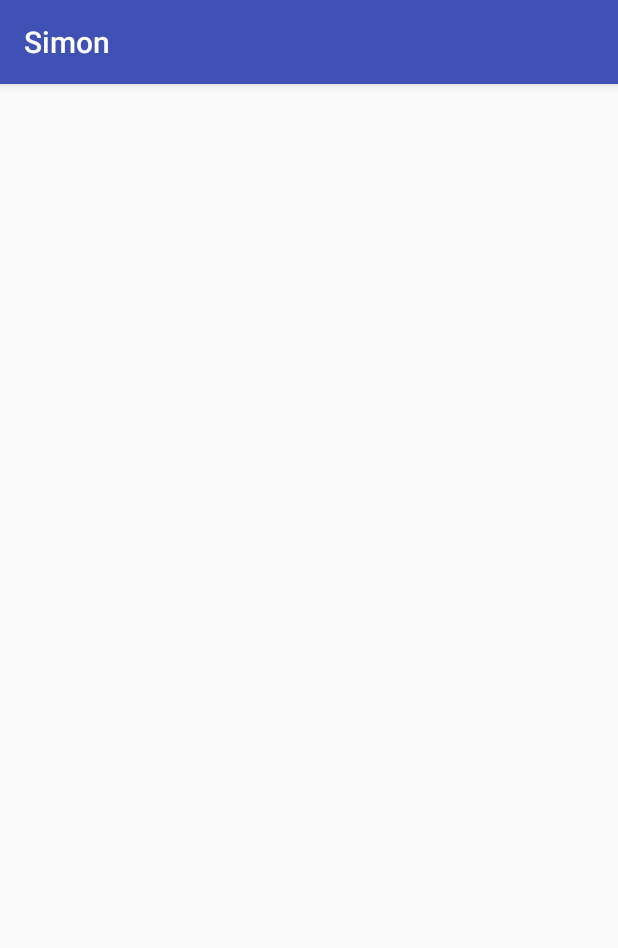
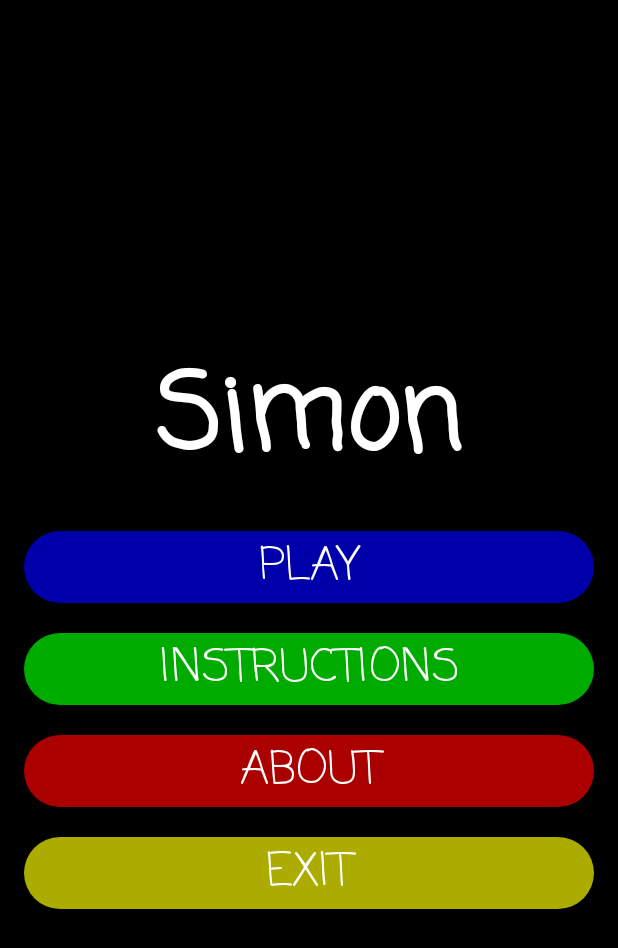
Before and after one commit to casualdragon/Simon, an Android app: the screen it shows after launch (MainActivity), on a phone screen of 412 x 824 dp. Shown: the top 948 px of the screen. Run offline under Robolectric (Android 15) with nearby library versions, the phone set to English and light mode, and no system bars.

Commit message:
Made the main menu screen.

```diff
--- a/app/src/main/java/com/amyhill/simon/MainActivity.java
+++ b/app/src/main/java/com/amyhill/simon/MainActivity.java
@@ -1,7 +1,12 @@
 package com.amyhill.simon;
 
+import android.graphics.Color;
 import android.support.v7.app.AppCompatActivity;
 import android.os.Bundle;
+import android.view.View;
+
+import java.util.ArrayList;
+import java.util.List;
 
 public class MainActivity extends AppCompatActivity {
 
@@ -9,5 +14,41 @@ public class MainActivity extends AppCompatActivity {
     protected void onCreate(Bundle savedInstanceState) {
         super.onCreate(savedInstanceState);
         setContentView(R.layout.activity_main);
+
+        ColorButton play = (ColorButton) findViewById(R.id.play_button);
+        ColorButton ins = (ColorButton) findViewById(R.id.ins_button);
+        ColorButton about = (ColorButton) findViewById(R.id.about_button);
+        ColorButton exit = (ColorButton) findViewById(R.id.exit_button);
+
+        play.setBaseColor(R.drawable.blue_button);
+        ins.setBaseColor(R.drawable.green_button);
+        about.setBaseColor(R.drawable.red_button);
+        exit.setBaseColor(R.drawable.yellow_button);
+
+        play.setFlashColor(R.drawable.blueflash_button);
+        ins.setFlashColor(R.drawable.greenflash_button);
+        about.setFlashColor(R.drawable.redflash_button);
+        exit.setFlashColor(R.drawable.yellowflash_button);
+
+        clickListener listener = new clickListener();
+
+        play.setOnClickListener(listener);
+        ins.setOnClickListener(listener);
+        about.setOnClickListener(listener);
+        exit.setOnClickListener(listener);
     }
+
+    class clickListener implements View.OnClickListener{
+        @Override
+        public void onClick(View v) {
+            int duration = 250;
+            ColorButton button = (ColorButton) v;
+            button.flashButton(duration);
+
+            if(v.getId() == R.id.exit_button){
+                finish();
+            }
+        }
+    }
+
 }
--- /dev/null
+++ b/app/src/main/res/drawable/blue_button.xml
@@ -0,0 +1,7 @@
+<?xml version="1.0" encoding="utf-8"?>
+<shape xmlns:android="http://schemas.android.com/apk/res/android"
+    android:shape="rectangle"
+    android:padding="10dp">
+    <solid android:color="@color/colorBlue"/>
+    <corners android:radius="100dp"/>
+</shape>
--- /dev/null
+++ b/app/src/main/res/drawable/blueflash_button.xml
@@ -0,0 +1,7 @@
+<?xml version="1.0" encoding="utf-8"?>
+<shape xmlns:android="http://schemas.android.com/apk/res/android"
+    android:shape="rectangle"
+    android:padding="10dp">
+    <solid android:color="@color/colorBlueFlash"/>
+    <corners android:radius="100dp"/>
+</shape>
--- /dev/null
+++ b/app/src/main/res/drawable/green_button.xml
@@ -0,0 +1,7 @@
+<?xml version="1.0" encoding="utf-8"?>
+<shape xmlns:android="http://schemas.android.com/apk/res/android"
+    android:shape="rectangle"
+    android:padding="10dp">
+    <solid android:color="@color/colorGreen"/>
+    <corners android:radius="100dp"/>
+</shape>
--- /dev/null
+++ b/app/src/main/res/drawable/greenflash_button.xml
@@ -0,0 +1,7 @@
+<?xml version="1.0" encoding="utf-8"?>
+<shape xmlns:android="http://schemas.android.com/apk/res/android"
+    android:shape="rectangle"
+    android:padding="10dp">
+    <solid android:color="@color/colorGreenFlash"/>
+    <corners android:radius="100dp"/>
+</shape>
--- /dev/null
+++ b/app/src/main/res/drawable/red_button.xml
@@ -0,0 +1,7 @@
+<?xml version="1.0" encoding="utf-8"?>
+<shape xmlns:android="http://schemas.android.com/apk/res/android"
+    android:shape="rectangle"
+    android:padding="10dp">
+    <solid android:color="@color/colorRed"/>
+    <corners android:radius="100dp"/>
+</shape>
--- /dev/null
+++ b/app/src/main/res/drawable/redflash_button.xml
@@ -0,0 +1,7 @@
+<?xml version="1.0" encoding="utf-8"?>
+<shape xmlns:android="http://schemas.android.com/apk/res/android"
+    android:shape="rectangle"
+    android:padding="10dp">
+    <solid android:color="@color/colorRedFLash"/>
+    <corners android:radius="100dp"/>
+</shape>
--- /dev/null
+++ b/app/src/main/res/drawable/yellow_button.xml
@@ -0,0 +1,7 @@
+<?xml version="1.0" encoding="utf-8"?>
+<shape xmlns:android="http://schemas.android.com/apk/res/android"
+    android:shape="rectangle"
+    android:padding="10dp">
+    <solid android:color="@color/colorYellow"/>
+    <corners android:radius="100dp"/>
+</shape>
--- /dev/null
+++ b/app/src/main/res/drawable/yellowflash_button.xml
@@ -0,0 +1,7 @@
+<?xml version="1.0" encoding="utf-8"?>
+<shape xmlns:android="http://schemas.android.com/apk/res/android"
+    android:shape="rectangle"
+    android:padding="10dp">
+    <solid android:color="@color/colorYellowFlash"/>
+    <corners android:radius="100dp"/>
+</shape>
--- /dev/null
+++ b/app/src/main/res/layout/acivity_game.xml
@@ -0,0 +1,6 @@
+<?xml version="1.0" encoding="utf-8"?>
+<LinearLayout xmlns:android="http://schemas.android.com/apk/res/android"
+    android:orientation="vertical" android:layout_width="match_parent"
+    android:layout_height="match_parent">
+
+</LinearLayout>
--- a/app/src/main/res/layout/activity_main.xml
+++ b/app/src/main/res/layout/activity_main.xml
@@ -8,6 +8,74 @@
     android:paddingLeft="@dimen/activity_horizontal_margin"
     android:paddingRight="@dimen/activity_horizontal_margin"
     android:paddingTop="@dimen/activity_vertical_margin"
+
+    android:background="@color/colorPrimaryDark"
     tools:context="com.amyhill.simon.MainActivity">
 
+    <LinearLayout
+        android:orientation="vertical"
+        android:layout_width="match_parent"
+        android:layout_height="wrap_content"
+        android:layout_centerHorizontal="true"
+        android:layout_centerVertical="true">
+
+        <TextView
+            android:text="Simon"
+            android:layout_width="match_parent"
+            android:layout_height="wrap_content"
+            android:id="@+id/title_textview"
+            android:textAlignment="center"
+            android:textStyle="normal|bold"
+            android:fontFamily="casual"
+            android:textSize="70sp"
+            android:layout_marginBottom="20dp"
+            android:textColor="@color/colorText"
+            android:layout_marginTop="30dp" />
+
+        <com.amyhill.simon.ColorButton
+            android:text="Play"
+            android:layout_width="match_parent"
+            android:layout_height="wrap_content"
+            android:id="@+id/play_button"
+            android:background="@drawable/blue_button"
+            android:textColor="@color/colorText"
+            android:layout_marginBottom="20dp"
+            android:layout_marginTop="0dp"
+            android:fontFamily="casual"
+            android:textSize="30sp"/>
+
+        <com.amyhill.simon.ColorButton
+            android:text="Instructions"
+            android:layout_width="match_parent"
+            android:layout_height="wrap_content"
+            android:id="@+id/ins_button"
+            android:background="@drawable/green_button"
+            android:textColor="@color/colorText"
+            android:layout_marginBottom="20dp"
+            android:fontFamily="casual"
+            android:textSize="30sp"/>
+
+        <com.amyhill.simon.ColorButton
+            android:text="About"
+            android:layout_width="match_parent"
+            android:layout_height="wrap_content"
+            android:id="@+id/about_button"
+            android:background="@drawable/red_button"
+            android:textColor="@color/colorText"
+            android:layout_marginBottom="20dp"
+            android:fontFamily="casual"
+            android:textSize="30sp"/>
+
+        <com.amyhill.simon.ColorButton
+            android:text="Exit"
+            android:layout_width="match_parent"
+            android:layout_height="wrap_content"
+            android:id="@+id/exit_button"
+            android:background="@drawable/yellow_button"
+            android:textColor="@color/colorText"
+            android:layout_marginBottom="20dp"
+            android:fontFamily="casual"
+            android:textSize="30sp" />
+    </LinearLayout>
+
 </RelativeLayout>
--- /dev/null
+++ b/app/src/main/res/layout/acttivity_howto.xml
@@ -0,0 +1,6 @@
+<?xml version="1.0" encoding="utf-8"?>
+<LinearLayout xmlns:android="http://schemas.android.com/apk/res/android"
+    android:orientation="vertical" android:layout_width="match_parent"
+    android:layout_height="match_parent">
+
+</LinearLayout>
--- a/app/src/main/res/values/colors.xml
+++ b/app/src/main/res/values/colors.xml
@@ -1,6 +1,16 @@
 <?xml version="1.0" encoding="utf-8"?>
 <resources>
-    <color name="colorPrimary">#3F51B5</color>
-    <color name="colorPrimaryDark">#303F9F</color>
-    <color name="colorAccent">#FF4081</color>
+    <color name="colorPrimary">#FFFFFF</color>
+    <color name="colorPrimaryDark">#000000</color>
+    <color name="colorAccent">#AAAAAA</color>
+    <color name="colorBlue">#0000AB</color>
+    <color name="colorRed">#AB0000</color>
+    <color name="colorGreen">#00AB00</color>
+    <color name="colorYellow">#AbAb00</color>
+    <color name="colorBlueFlash">#0000FF</color>
+    <color name="colorRedFLash">#FF0000</color>
+    <color name="colorGreenFlash">#00FF00</color>
+    <color name="colorYellowFlash">#FFFF00</color>
+    <color name="colorText">#FFFFFF</color>
+    <color name="colorTextDark">#000000</color>
 </resources>
--- a/app/src/main/res/values/styles.xml
+++ b/app/src/main/res/values/styles.xml
@@ -1,7 +1,7 @@
 <resources>
 
     <!-- Base application theme. -->
-    <style name="AppTheme" parent="Theme.AppCompat.Light.DarkActionBar">
+    <style name="AppTheme" parent="Theme.AppCompat.Light.NoActionBar">
         <!-- Customize your theme here. -->
         <item name="colorPrimary">@color/colorPrimary</item>
         <item name="colorPrimaryDark">@color/colorPrimaryDark</item>
```
Also changed, not shown: app/src/main/java/com/amyhill/simon/ColorButton.java (+62 -17 lines).
